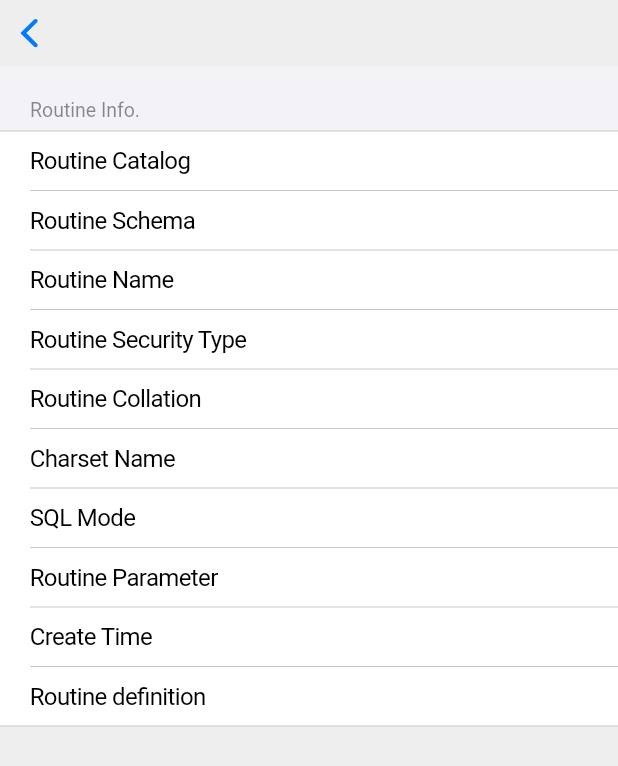
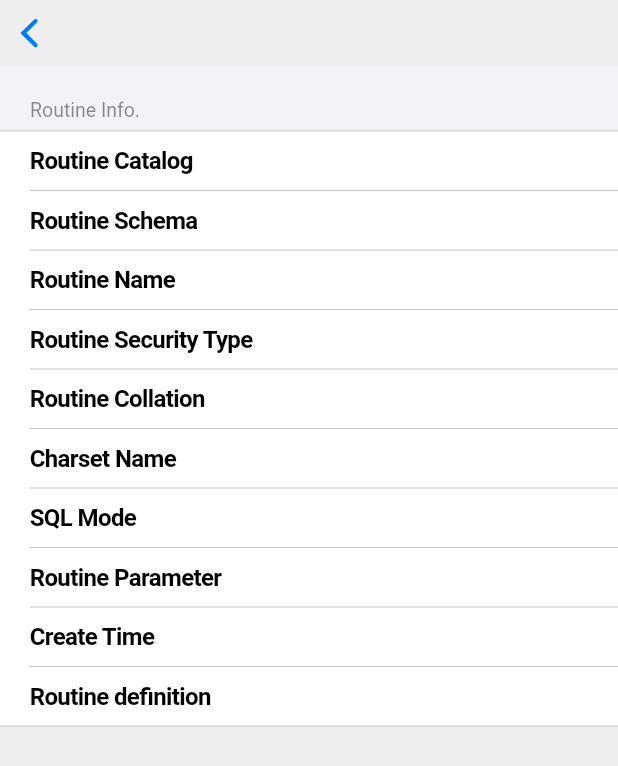
Before and after one commit to billcoding/mysql-client-flutter, a Flutter app: the RoutineInfoPage screen opened directly with empty values, on a phone screen of 412 x 824 dp. Shown: the top 766 px of the screen. Run offline on Flutter 3.47's test engine with Material 2 defaults, Android fonts, the light colour scheme and no system bars; our stand-ins replace flutter_easyloading, fluttertoast, share; missing offline and left inert: dart_mysql, excel, sp_util.

Commit message:
fix: chinese

```diff
--- a/lib/widgets/widget.dart
+++ b/lib/widgets/widget.dart
@@ -6,7 +6,10 @@ Widget buildCupertinoFormInfoRow(String name, String text,
   return CupertinoFormRow(
       padding: EdgeInsets.symmetric(vertical: 10, horizontal: 20),
       child: Row(children: [
-        Expanded(flex: 2, child: Text(name, style: TextStyle(fontSize: 16))),
+        Expanded(
+            flex: 2,
+            child: Text(name,
+                style: TextStyle(fontSize: 16, fontWeight: FontWeight.bold))),
         Expanded(
             flex: 3,
             child: Text(text,
```
Also changed, not shown: lib/pages/results_export.dart (+12 -16 lines).
